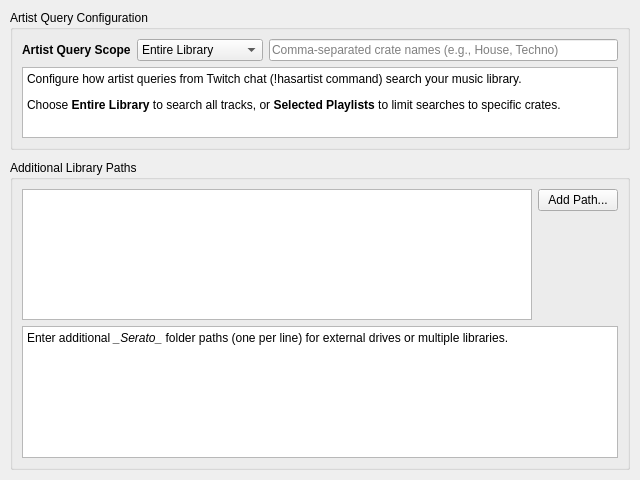
This is nowplaying/resources/ui/inputs_serato3_library.ui in whatsnowplaying/whats-now-playing as Qt 5 draws it before an edit. The edited form follows.
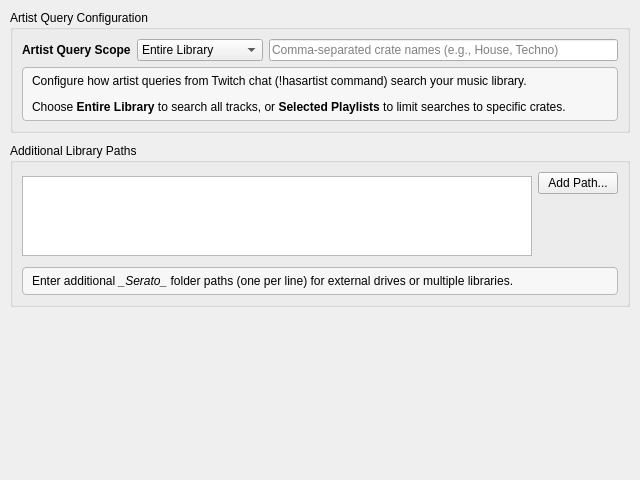
This is the edited form.

Patch:
```diff
--- a/nowplaying/resources/ui/inputs_serato3_library.ui
+++ b/nowplaying/resources/ui/inputs_serato3_library.ui
@@ -73,22 +73,25 @@
        </layout>
       </item>
       <item>
-       <widget class="QTextBrowser" name="query_help_label">
+       <widget class="QLabel" name="query_help_label">
         <property name="sizePolicy">
          <sizepolicy hsizetype="Expanding" vsizetype="Preferred">
           <horstretch>0</horstretch>
           <verstretch>0</verstretch>
          </sizepolicy>
         </property>
-        <property name="html">
-         <string>&lt;!DOCTYPE HTML PUBLIC &quot;-//W3C//DTD HTML 4.0//EN&quot; &quot;http://www.w3.org/TR/REC-html40/strict.dtd&quot;&gt;
-&lt;html&gt;&lt;head&gt;&lt;meta name=&quot;qrichtext&quot; content=&quot;1&quot; /&gt;&lt;style type=&quot;text/css&quot;&gt;
-p, li { white-space: pre-wrap; }
-&lt;/style&gt;&lt;/head&gt;&lt;body&gt;
+        <property name="text">
+         <string>&lt;html&gt;&lt;head/&gt;&lt;body&gt;
 &lt;p&gt;Configure how artist queries from Twitch chat (!hasartist command) search your music library.&lt;/p&gt;
-&lt;p&gt;Choose &lt;span style=&quot;font-weight:600;&quot;&gt;Entire Library&lt;/span&gt; to search all tracks, or &lt;span style=&quot;font-weight:600;&quot;&gt;Selected Playlists&lt;/span&gt; to limit searches to specific crates.&lt;/p&gt;
+&lt;p&gt;Choose &lt;span style=&quot; font-weight:600;&quot;&gt;Entire Library&lt;/span&gt; to search all tracks, or &lt;span style=&quot; font-weight:600;&quot;&gt;Selected Playlists&lt;/span&gt; to limit searches to specific crates.&lt;/p&gt;
 &lt;/body&gt;&lt;/html&gt;</string>
         </property>
+        <property name="wordWrap">
+         <bool>true</bool>
+        </property>
+        <property name="styleSheet">
+         <string notr="true">background-color: palette(alternate-base); border: 1px solid palette(mid); border-radius: 4px; padding: 6px;</string>
+        </property>
        </widget>
       </item>
      </layout>
@@ -104,6 +107,12 @@
        <layout class="QHBoxLayout" name="additional_libs_row">
         <item>
          <widget class="QTextEdit" name="additional_libs_textedit">
+          <property name="maximumSize">
+           <size>
+            <width>16777215</width>
+            <height>80</height>
+           </size>
+          </property>
           <property name="toolTip">
            <string>Additional Serato library paths (one per line). Used for external drives and multiple music collections.</string>
           </property>
@@ -139,21 +148,24 @@
        </layout>
       </item>
       <item>
-       <widget class="QTextBrowser" name="additional_libs_help_label">
+       <widget class="QLabel" name="additional_libs_help_label">
         <property name="sizePolicy">
          <sizepolicy hsizetype="Expanding" vsizetype="Preferred">
           <horstretch>0</horstretch>
           <verstretch>0</verstretch>
          </sizepolicy>
         </property>
-        <property name="html">
-         <string>&lt;!DOCTYPE HTML PUBLIC &quot;-//W3C//DTD HTML 4.0//EN&quot; &quot;http://www.w3.org/TR/REC-html40/strict.dtd&quot;&gt;
-&lt;html&gt;&lt;head&gt;&lt;meta name=&quot;qrichtext&quot; content=&quot;1&quot; /&gt;&lt;style type=&quot;text/css&quot;&gt;
-p, li { white-space: pre-wrap; }
-&lt;/style&gt;&lt;/head&gt;&lt;body&gt;
-&lt;p&gt;Enter additional &lt;span style=&quot;font-style:italic;&quot;&gt;_Serato_&lt;/span&gt; folder paths (one per line) for external drives or multiple libraries.&lt;/p&gt;
+        <property name="text">
+         <string>&lt;html&gt;&lt;head/&gt;&lt;body&gt;
+&lt;p&gt;Enter additional &lt;span style=&quot; font-style:italic;&quot;&gt;_Serato_&lt;/span&gt; folder paths (one per line) for external drives or multiple libraries.&lt;/p&gt;
 &lt;/body&gt;&lt;/html&gt;</string>
         </property>
+        <property name="wordWrap">
+         <bool>true</bool>
+        </property>
+        <property name="styleSheet">
+         <string notr="true">background-color: palette(alternate-base); border: 1px solid palette(mid); border-radius: 4px; padding: 6px;</string>
+        </property>
        </widget>
       </item>
      </layout>
```
